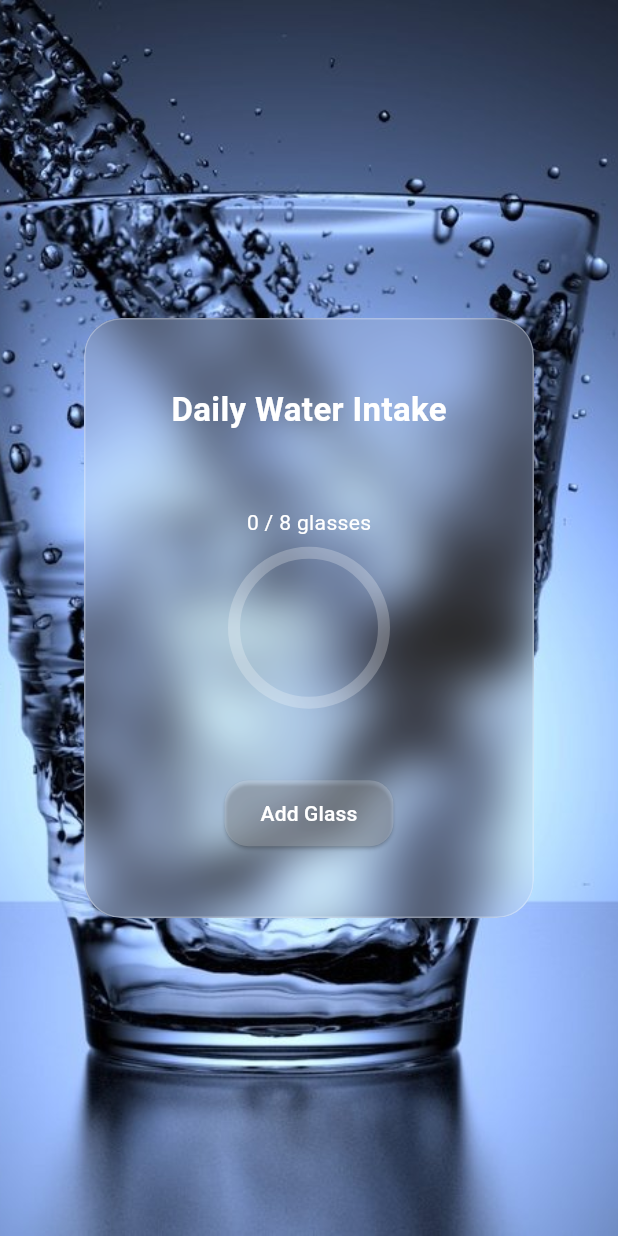
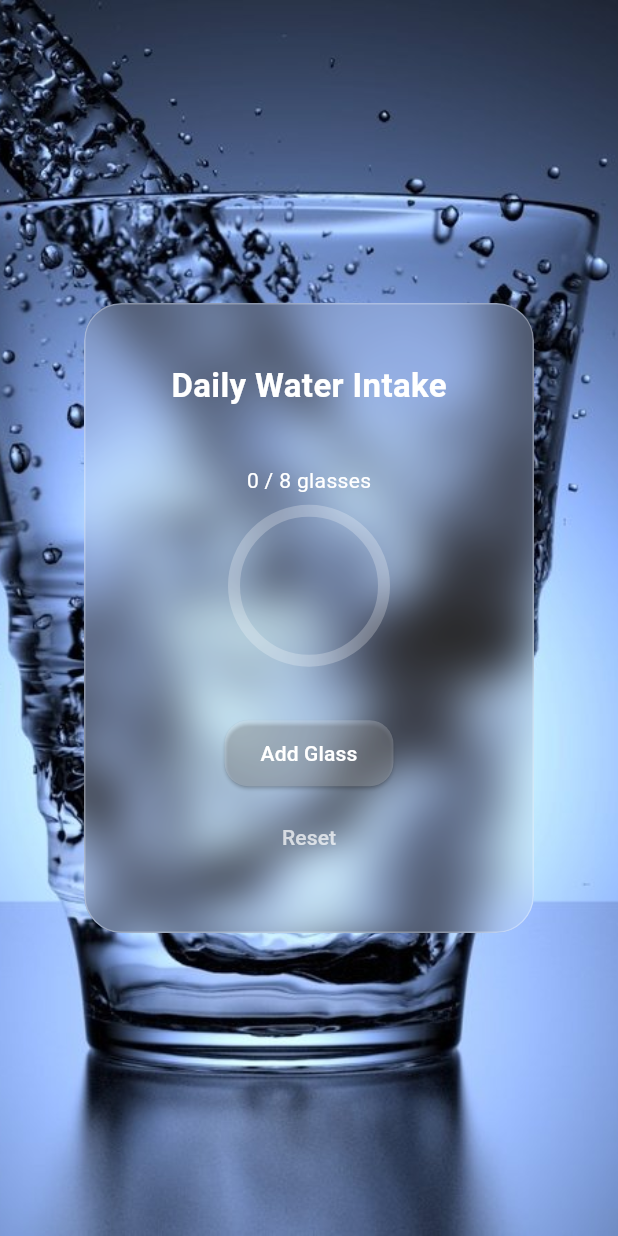
Before and after one commit to Smirthi911/flutter-glassmorphic-profile, a Flutter app: the screen it shows after launch, after a tap on "Water Intake Tracker", on a phone screen of 412 x 824 dp. Run offline on Flutter 3.47's test engine with Material 3 defaults, Android fonts, the phone set to English and light mode, and no system bars.

Commit message:
Day 8: Added reset button and toast message to Water Intake Tracker

```diff
--- a/lib/screens/water_tracker_screen.dart
+++ b/lib/screens/water_tracker_screen.dart
@@ -11,13 +11,28 @@ class WaterTrackerScreen extends StatefulWidget {
 class _WaterTrackerScreenState extends State<WaterTrackerScreen> {
   int glassesDrunk = 0;
   final int goal = 8;
+  bool showMessage = false;
 
   void _addGlass() {
     if (glassesDrunk < goal) {
       setState(() {
         glassesDrunk++;
+        showMessage = false;
       });
     }
+  }
+
+  void _resetGlasses() {
+    setState(() {
+      glassesDrunk = 0;
+      showMessage = true;
+    });
+
+    Future.delayed(const Duration(seconds: 2), () {
+      setState(() {
+        showMessage = false;
+      });
+    });
   }
 
   @override
@@ -40,7 +55,7 @@ class _WaterTrackerScreenState extends State<WaterTrackerScreen> {
                 filter: ImageFilter.blur(sigmaX: 15, sigmaY: 15),
                 child: Container(
                   width: 300,
-                  height: 400,
+                  height: 420,
                   decoration: BoxDecoration(
                     color: Colors.white.withOpacity(0.15),
                     borderRadius: BorderRadius.circular(25),
@@ -77,7 +92,10 @@ class _WaterTrackerScreenState extends State<WaterTrackerScreen> {
                           ),
                         ],
                       ),
+                      Column(
+                        children: [
                           ElevatedButton(
+                            onPressed: _addGlass,
                             style: ElevatedButton.styleFrom(
                               backgroundColor: Colors.white.withOpacity(0.2),
                               foregroundColor: Colors.white,
@@ -86,9 +104,40 @@ class _WaterTrackerScreenState extends State<WaterTrackerScreen> {
                                 borderRadius: BorderRadius.circular(16),
                               ),
                             ),
-                        onPressed: _addGlass,
                             child: const Text("Add Glass"),
-                      )
+                          ),
+                          const SizedBox(height: 8),
+                          TextButton(
+                            onPressed: _resetGlasses,
+                            child: const Text(
+                              "Reset",
+                              style: TextStyle(color: Colors.white70),
+                            ),
+                          ),
+                          if (showMessage)
+                            Padding(
+                              padding: const EdgeInsets.only(top: 6.0),
+                              child: ClipRRect(
+                                borderRadius: BorderRadius.circular(16),
+                                child: BackdropFilter(
+                                  filter: ImageFilter.blur(sigmaX: 10, sigmaY: 10),
+                                  child: Container(
+                                    padding: const EdgeInsets.symmetric(horizontal: 16, vertical: 8),
+                                    decoration: BoxDecoration(
+                                      color: Colors.white.withOpacity(0.2),
+                                      borderRadius: BorderRadius.circular(16),
+                                      border: Border.all(color: Colors.white.withOpacity(0.3)),
+                                    ),
+                                    child: const Text(
+                                      "Water intake has been reset.",
+                                      style: TextStyle(color: Colors.white, fontSize: 12),
+                                    ),
+                                  ),
+                                ),
+                              ),
+                            ),
+                        ],
+                      ),
                     ],
                   ),
                 ),
```
Lines whose indentation alone changed are shown as unchanged.
